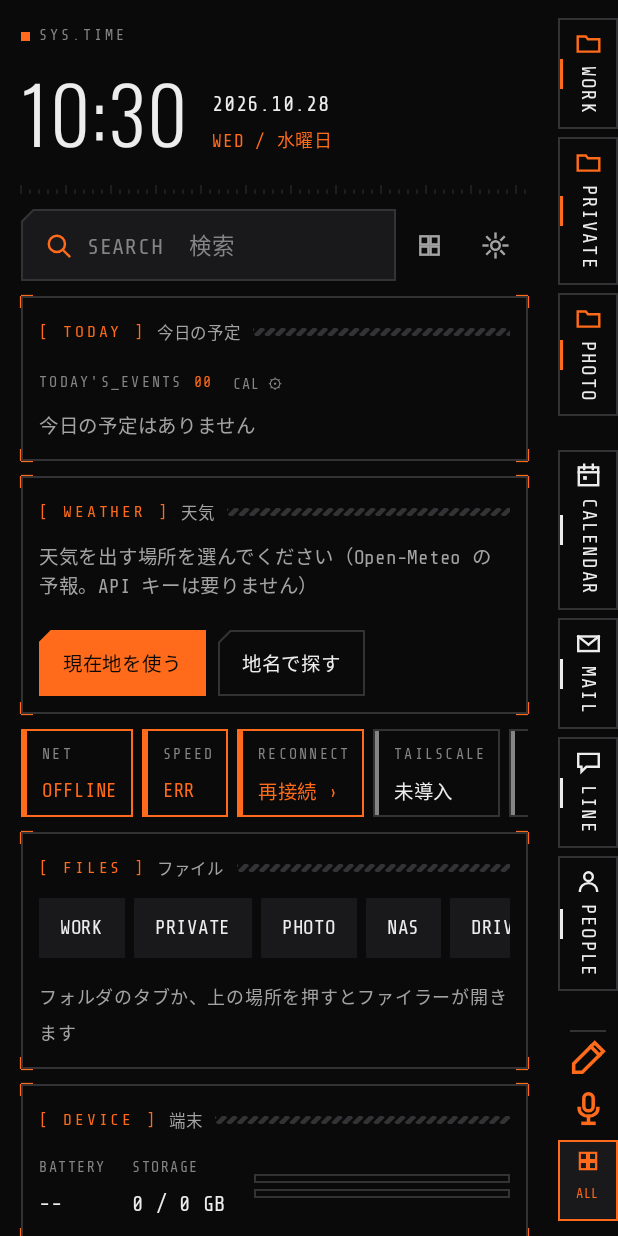
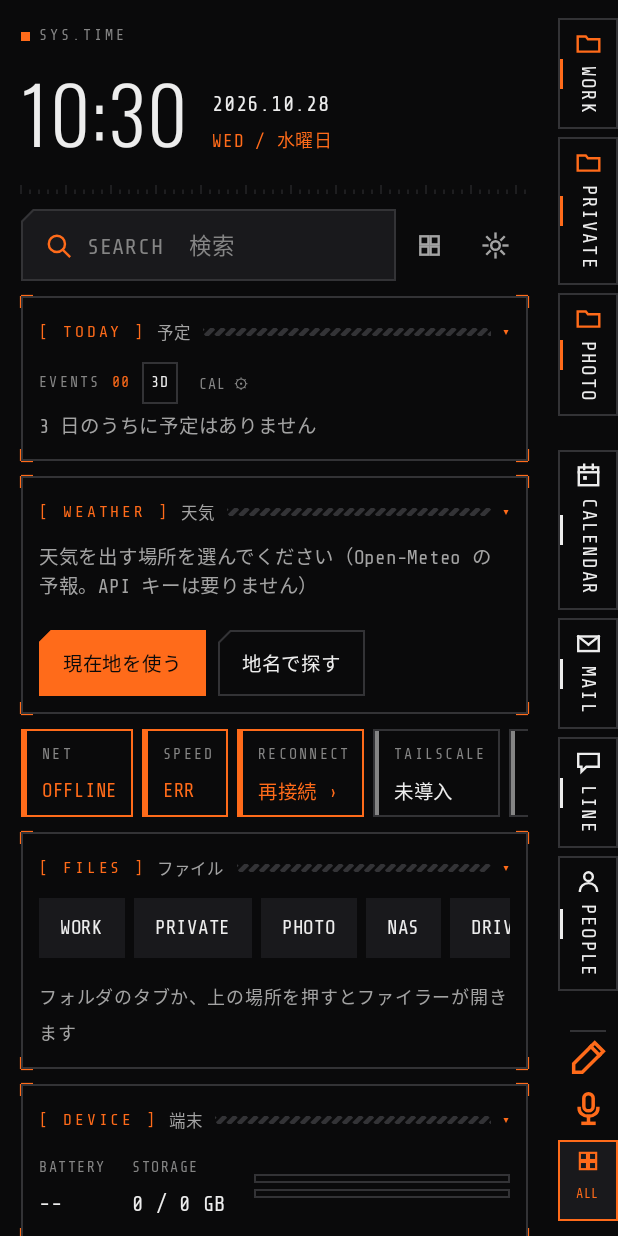
Before and after one commit to kiwiman0706-beep/Theta.Home.Hatch, an Android app built with Jetpack Compose: the screen it shows after launch (MainActivity), on a phone screen of 412 x 824 dp. Run offline under Robolectric (Android 15) with nearby library versions, the phone set to English and light mode, and no system bars; pictures from the network do not load.

Commit message:
0.32.0-alpha: ホームの予定を 1・3・7 日分、ダッシュボードの区画をたためるように
Co-Authored-By: Claude Opus 5.5 <noreply@anthropic.com>
Claude-Session: https://claude.ai/code/session_01GMSgoGarRChJJQLGtjAFKY

```diff
--- a/app/build.gradle.kts
+++ b/app/build.gradle.kts
@@ -21,8 +21,8 @@ android {
         applicationId = "jp.yaegaki.theta.home"
         minSdk = 29
         targetSdk = 35
-        versionCode = 37
-        versionName = "0.31.0-alpha"
+        versionCode = 38
+        versionName = "0.32.0-alpha"
     }
 
     signingConfigs {
--- a/app/src/main/java/jp/yaegaki/theta/home/HomeModel.kt
+++ b/app/src/main/java/jp/yaegaki/theta/home/HomeModel.kt
@@ -284,6 +284,41 @@ class HomeModel(app: Application) : AndroidViewModel(app) {
             return events.filter { it.overlaps(from, to) && it.calendarId !in hiddenHome }.sortedWith(compareBy({ !it.allDay }, { it.localBegin }))
         }
 
+    /** 試験で、見本の予定を入れる。 */
+    @androidx.annotation.VisibleForTesting
+    internal fun setEventsForTest(list: List<Event>) { events = list }
+
+    /** ホームの予定に出す日数（1・3・7）。予定は 7 日分読んでいる。 */
+    var homeDays by mutableStateOf(store.homeDays); private set
+    fun changeHomeDays(v: Int) { homeDays = v; store.homeDays = v }
+
+    /** ホームの予定：今日から homeDays 日分を、日ごとに（予定の無い日は出さない。今日だけはいつも出す）。 */
+    val homeEvents: List<Pair<Long, List<Event>>>
+        get() {
+            val today = Calendar.startOfDay()
+            return (0 until homeDays.coerceIn(1, 7)).mapNotNull { i ->
+                val from = Calendar.addDays(today, i)
+                val to = Calendar.addDays(from, 1)
+                val list = events.filter { it.overlaps(from, to) && it.calendarId !in hiddenHome }.sortedWith(compareBy({ !it.allDay }, { it.localBegin }))
+                if (list.isEmpty() && i > 0) null else from to list
+            }
+        }
+
+    /** 次の予定（まだ終わっていないもの。終日は今日のものだけ）。たたんだときの 1 行に使う。 */
+    val nextEvent: Event?
+        get() {
+            val now = System.currentTimeMillis()
+            return homeEvents.flatMap { it.second }.firstOrNull { if (it.allDay) it.overlaps(Calendar.startOfDay(), Calendar.addDays(Calendar.startOfDay(), 1)) else it.end > now }
+        }
+
+    /** たたんだホームの区画。 */
+    var collapsedPanels by mutableStateOf(store.collapsedPanels); private set
+    fun isCollapsed(code: String) = code in collapsedPanels
+    fun toggleCollapsed(code: String) {
+        collapsedPanels = if (code in collapsedPanels) collapsedPanels - code else collapsedPanels + code
+        store.collapsedPanels = collapsedPanels
+    }
+
     /** 出さないカレンダー：カレンダーのタブ（tab）と今日の予定（home）で別々。 */
     var hiddenTab by mutableStateOf(store.hiddenCalendars("tab")); private set
     var hiddenHome by mutableStateOf(store.hiddenCalendars("home")); private set
--- a/app/src/main/java/jp/yaegaki/theta/home/data/Store.kt
+++ b/app/src/main/java/jp/yaegaki/theta/home/data/Store.kt
@@ -548,6 +548,16 @@ class Store(context: Context) {
         get() = if (prefs.contains("quickTargets")) strings("quickTargets") else listOf("line", "mail", "share")
         set(v) = putStrings("quickTargets", v)
 
+    /** ホームの予定に出す日数（今日から。1・3・7）。 */
+    var homeDays: Int
+        get() = prefs.getInt("homeDays", 3)
+        set(v) = prefs.edit().putInt("homeDays", v).apply()
+
+    /** たたんだホームの区画（"TODAY"・"WEATHER"・"FILES"・"DEVICE"）。 */
+    var collapsedPanels: Set<String>
+        get() = strings("collapsedPanels").toSet()
+        set(v) = putStrings("collapsedPanels", v.toList())
+
     /** アプリの呼び名（声で開く・検索で使う）。キーは AppEntry.key、値は呼び名（いくつでも）。 */
     var nicknames: Map<String, List<String>>
         get() = runCatching {
--- a/app/src/main/java/jp/yaegaki/theta/home/ui/Dashboard.kt
+++ b/app/src/main/java/jp/yaegaki/theta/home/ui/Dashboard.kt
@@ -84,19 +84,34 @@ fun Dashboard(model: HomeModel, openNasSettings: () -> Unit) {
             SearchResults(model)
             return@Column
         }
-        Panel("TODAY", "今日の予定") { TodayEvents(model, max = 8) }
-        Panel("WEATHER", "天気") { WeatherPanel(model) }
+        Panel(model, "TODAY", "予定", folded = {
+            val next = model.nextEvent
+            if (next != null) Text(dayLabel(next.localBegin) + "  " + next.title, color = LocalPalette.current.muted, fontSize = 13.sp, maxLines = 1, overflow = androidx.compose.ui.text.style.TextOverflow.Ellipsis)
+        }) { TodayEvents(model, max = 12) }
+        Panel(model, "WEATHER", "天気", folded = {
+            val f = model.forecast
+            val warn = model.alerts?.list.orEmpty().joinToString("・") { it.name }
+            if (f != null) Text("${f.temp.roundToInt()}°  ${Weather.label(f.code)}" + (if (warn.isNotEmpty()) "  ⚠ $warn" else ""),
+                color = if (warn.isNotEmpty()) LocalPalette.current.accent else LocalPalette.current.muted, fontSize = 13.sp, maxLines = 1,
+                overflow = androidx.compose.ui.text.style.TextOverflow.Ellipsis)
+        }) { WeatherPanel(model) }
         StatusStrip(model, openNasSettings)
-        Panel("FILES", "ファイル") { FilesPanel(model) }
-        Panel("DEVICE", "端末") { DevicePanel() }
+        Panel(model, "FILES", "ファイル") { FilesPanel(model) }
+        Panel(model, "DEVICE", "端末") { DevicePanel() }
         Gap(8.dp)
     }
 }
 
-/** 計器の区画：見出し（英字＋日本語）と、四隅のかぎ括弧。POP では角丸の枠に、色の付いた見出しの帯。 */
+/**
+ * 計器の区画：見出し（英字＋日本語）と、四隅のかぎ括弧。POP では角丸の枠に、色の付いた見出しの帯。
+ * 見出しを押すとたたむ（たたんだら folded の 1 行だけ）。たたんだのは覚えておく。
+ */
 @Composable
-private fun Panel(code: String, title: String, content: @Composable () -> Unit) {
+private fun Panel(model: HomeModel, code: String, title: String, folded: (@Composable () -> Unit)? = null, body: @Composable () -> Unit) {
     val p = LocalPalette.current
+    val closed = model.isCollapsed(code)
+    val content: @Composable () -> Unit = { if (closed) folded?.invoke() else body() }
+    val toggle = Modifier.clickable(onClickLabel = if (closed) "広げる" else "たたむ") { model.toggleCollapsed(code) }
     if (p.pop) {
         val shape = androidx.compose.foundation.shape.RoundedCornerShape(10.dp)
         val band = when (code) {
@@ -107,23 +122,26 @@ private fun Panel(code: String, title: String, content: @Composable () -> Unit)
         }
         Column(Modifier.fillMaxWidth().popShadow(p, shape).clip(shape).background(p.panel).border(lineWidth, p.line, shape)) {
             Row(
-                Modifier.fillMaxWidth().background(band).padding(horizontal = 12.dp, vertical = 8.dp),
+                Modifier.fillMaxWidth().background(band).then(toggle).padding(horizontal = 12.dp, vertical = 8.dp),
                 verticalAlignment = Alignment.CenterVertically,
                 horizontalArrangement = Arrangement.spacedBy(8.dp),
             ) {
                 Text(code, color = if (band == p.accent) p.onAccent else p.fg, fontSize = 12.sp, fontWeight = FontWeight.Bold, letterSpacing = 1.sp)
-                Text(title, color = if (band == p.accent) p.onAccent else p.fg, fontSize = 12.sp)
+                Text(title, color = if (band == p.accent) p.onAccent else p.fg, fontSize = 12.sp, modifier = Modifier.weight(1f))
+                Text(if (closed) "▸" else "▾", color = if (band == p.accent) p.onAccent else p.fg, fontSize = 12.sp)
             }
+            if (closed && folded == null) return@Column
             Box(Modifier.fillMaxWidth().height(lineWidth).background(p.line))
             Column(Modifier.padding(12.dp), verticalArrangement = Arrangement.spacedBy(8.dp)) { content() }
         }
         return
     }
     Column(Modifier.fillMaxWidth().border(1.dp, p.line).corners(p.accent, 8.dp).padding(12.dp), verticalArrangement = Arrangement.spacedBy(8.dp)) {
-        Row(verticalAlignment = Alignment.CenterVertically, horizontalArrangement = Arrangement.spacedBy(8.dp)) {
+        Row(toggle, verticalAlignment = Alignment.CenterVertically, horizontalArrangement = Arrangement.spacedBy(8.dp)) {
             Text("[ $code ]", color = p.accent, fontSize = 11.sp, fontFamily = Hud.mono, letterSpacing = 2.sp)
             Text(title, color = p.muted, fontSize = 11.sp)
             Stripes(Modifier.weight(1f).height(5.dp), color = p.line)
+            Text(if (closed) "▸" else "▾", color = p.accent, fontSize = 11.sp, fontFamily = Hud.mono)
         }
         content()
     }
--- a/app/src/main/java/jp/yaegaki/theta/home/ui/Filer.kt
+++ b/app/src/main/java/jp/yaegaki/theta/home/ui/Filer.kt
@@ -257,33 +257,80 @@ internal fun EventLine(e: jp.yaegaki.theta.home.data.Event, onClick: () -> Unit)
     }
 }
 
-/** 今日の予定。max を超えた分は「+N 件」（押すとカレンダー）。 */
+/**
+ * 今日から何日分か（設定は見出しの「3D」を押して 1・3・7 日と切り替え）の予定。2 日目からは日付の見出しを付ける。
+ * max を超えた分は「+N 件」（押すとカレンダー）。collapsible なら見出しを押すとたたみ、次の予定だけ 1 行で出す。
+ */
 @Composable
-internal fun TodayEvents(model: HomeModel, max: Int, modifier: Modifier = Modifier) {
+internal fun TodayEvents(model: HomeModel, max: Int, modifier: Modifier = Modifier, collapsible: Boolean = false) {
     val p = LocalPalette.current
     val actions = LocalActions.current
     val calTab = model.tabWith("calendar")
-    val list = model.todayEvents
+    val days = model.homeEvents
+    val count = days.sumOf { it.second.size }
+    val folded = collapsible && model.isCollapsed("TODAY")
     var picking by remember { mutableStateOf(false) }
+    val granted = model.has(Manifest.permission.READ_CALENDAR)
     Column(modifier, verticalArrangement = Arrangement.spacedBy(2.dp)) {
         Row(verticalAlignment = Alignment.CenterVertically, horizontalArrangement = Arrangement.spacedBy(8.dp)) {
-            Text("TODAY'S_EVENTS", color = p.faint, fontSize = 10.sp, fontFamily = Hud.mono, letterSpacing = 1.5.sp)
-            Text("%02d".format(list.size), color = p.accent, fontSize = 10.sp, fontFamily = Hud.mono)
-            if (model.has(Manifest.permission.READ_CALENDAR)) Text("CAL ⚙", color = p.faint, fontSize = 10.sp, fontFamily = Hud.mono,
-                modifier = Modifier.clickable(onClickLabel = "表示するカレンダー") { picking = true }.padding(horizontal = 6.dp, vertical = 2.dp))
+            Row(
+                (if (collapsible) Modifier.clickable(onClickLabel = if (folded) "予定を広げる" else "予定をたたむ") { model.toggleCollapsed("TODAY") } else Modifier),
+                verticalAlignment = Alignment.CenterVertically, horizontalArrangement = Arrangement.spacedBy(8.dp),
+            ) {
+                if (collapsible) Text(if (folded) "▸" else "▾", color = p.accent, fontSize = 11.sp, fontFamily = Hud.mono)
+                Text(if (model.homeDays == 1) "TODAY'S_EVENTS" else "EVENTS", color = p.faint, fontSize = 10.sp, fontFamily = Hud.mono, letterSpacing = 1.5.sp)
+                Text("%02d".format(count), color = p.accent, fontSize = 10.sp, fontFamily = Hud.mono)
+            }
+            if (granted) {
+                // 日数：押すたびに 1 → 3 → 7 日
+                Text("${model.homeDays}D", color = p.fg, fontSize = 10.sp, fontFamily = Hud.mono,
+                    modifier = Modifier.border(lineWidth, p.line).clickable(onClickLabel = "出す日数を変える") {
+                        model.changeHomeDays(when (model.homeDays) { 1 -> 3; 3 -> 7; else -> 1 })
+                    }.padding(horizontal = 6.dp, vertical = 2.dp))
+                Text("CAL ⚙", color = p.faint, fontSize = 10.sp, fontFamily = Hud.mono,
+                    modifier = Modifier.clickable(onClickLabel = "表示するカレンダー") { picking = true }.padding(horizontal = 6.dp, vertical = 2.dp))
+            }
         }
         if (picking) CalendarPicker(model) { picking = false }
         when {
-            !model.has(Manifest.permission.READ_CALENDAR) -> Text("予定の読み取りを許可すると、今日の予定が出ます", color = p.muted, fontSize = 13.sp,
+            !granted -> Text("予定の読み取りを許可すると、今日の予定が出ます", color = p.muted, fontSize = 13.sp,
                 modifier = Modifier.clickable { actions.requestPermissions(arrayOf(Manifest.permission.READ_CALENDAR)) { model.refreshEvents() } })
-            list.isEmpty() -> Text("今日の予定はありません", color = p.muted, fontSize = 13.sp)
+            folded -> {
+                val next = model.nextEvent
+                if (next == null) Text("この先の予定はありません", color = p.muted, fontSize = 13.sp)
+                else Row(verticalAlignment = Alignment.CenterVertically) {
+                    Text(dayLabel(next.localBegin), color = p.faint, fontSize = 11.sp, fontFamily = Hud.mono, modifier = Modifier.padding(end = 6.dp))
+                    Box(Modifier.weight(1f)) { EventLine(next) { actions.start(jp.yaegaki.theta.home.data.Calendar.openIntent(next)) } }
+                }
+            }
+            count == 0 -> Text(if (model.homeDays == 1) "今日の予定はありません" else "${model.homeDays} 日のうちに予定はありません", color = p.muted, fontSize = 13.sp)
             else -> {
-                list.take(max).forEach { e -> EventLine(e) { actions.start(jp.yaegaki.theta.home.data.Calendar.openIntent(e)) } }
-                if (list.size > max) Text("+${list.size - max} 件 ›", color = p.accent, fontSize = 12.sp, fontFamily = Hud.mono,
+                var shown = 0
+                days.forEachIndexed { i, (day, list) ->
+                    if (shown >= max) return@forEachIndexed
+                    if (model.homeDays > 1) Text(dayLabel(day), color = if (i == 0) p.accent else p.muted, fontSize = 11.sp, fontFamily = Hud.mono,
+                        letterSpacing = 1.sp, modifier = Modifier.padding(top = if (i == 0) 0.dp else 4.dp))
+                    if (list.isEmpty()) Text("予定なし", color = p.faint, fontSize = 12.sp)
+                    list.take(max - shown).forEach { e -> EventLine(e) { actions.start(jp.yaegaki.theta.home.data.Calendar.openIntent(e)) } }
+                    shown += list.size.coerceAtMost(max - shown)
+                }
+                if (count > shown) Text("+${count - shown} 件 ›", color = p.accent, fontSize = 12.sp, fontFamily = Hud.mono,
                     modifier = Modifier.clickable { calTab?.let { model.toggle(it.id) } }.padding(vertical = 4.dp))
             }
         }
     }
+}
+
+/** 日の見出し：「今日 10/28 水」「明日 10/29 木」「10/30 金」。 */
+internal fun dayLabel(t: Long): String {
+    val today = jp.yaegaki.theta.home.data.Calendar.startOfDay()
+    val day = jp.yaegaki.theta.home.data.Calendar.startOfDay(t)
+    val head = when (day) {
+        today -> "今日 "
+        jp.yaegaki.theta.home.data.Calendar.addDays(today, 1) -> "明日 "
+        else -> ""
+    }
+    return head + SimpleDateFormat("M/d E", Locale.JAPAN).format(Date(day))
 }
 
 @Composable
@@ -305,7 +352,7 @@ private fun FilerHeader(model: HomeModel) {
         }
         Row(verticalAlignment = Alignment.Bottom, horizontalArrangement = Arrangement.spacedBy(20.dp)) {
             ClockBlock(big = true)
-            TodayEvents(model, max = 3, modifier = Modifier.weight(1f).padding(bottom = 6.dp))
+            TodayEvents(model, max = 5, modifier = Modifier.weight(1f).padding(bottom = 6.dp), collapsible = true)
             Column(Modifier.padding(bottom = 8.dp), horizontalAlignment = Alignment.End) {
                 Text("THETA // HOME.HATCH", color = p.faint, fontSize = 10.sp, fontFamily = Hud.mono, letterSpacing = 1.sp)
                 Stripes(Modifier.width(96.dp).height(8.dp))
```
Also changed, not shown: 9 other files.
